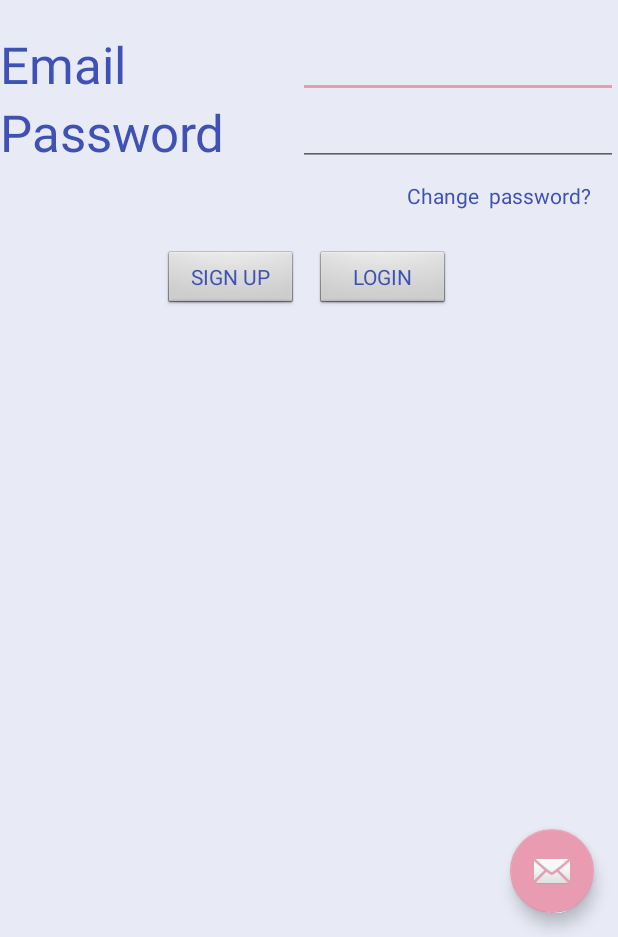
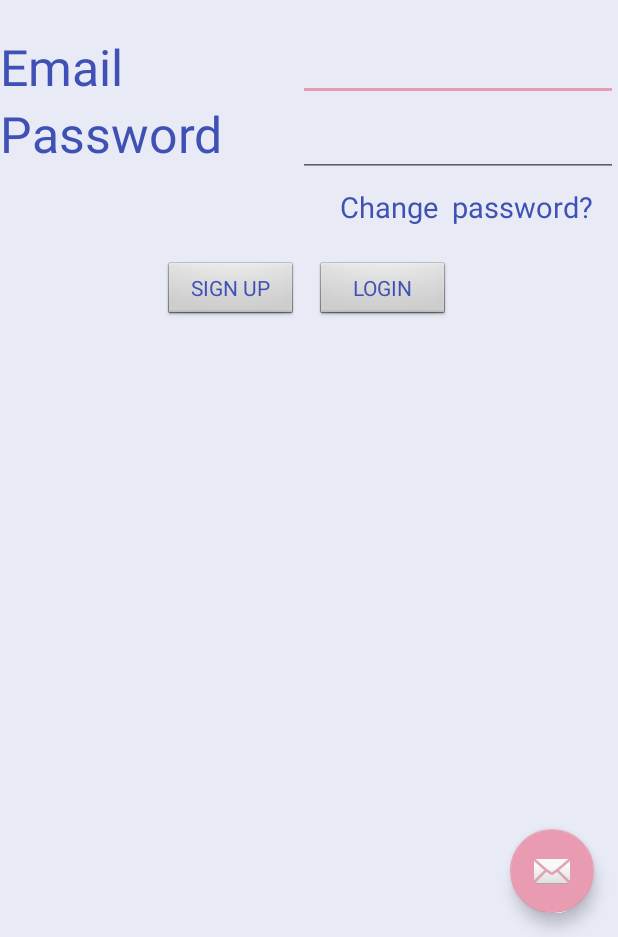
Before and after one commit to Navjot141/NavjotProjects, an Android app: the screen it shows after launch (MainActivity), on a phone screen of 412 x 824 dp, the part 299-1236 px from its top. Run offline under Robolectric (Android 15) with nearby library versions, the phone set to English and light mode, and no system bars.

Commit message:
finalprojectsubmission
finalbmiapp is in learnlogin

```diff
--- a/learnlogin/app/src/main/res/layout/changepassword.xml
+++ b/learnlogin/app/src/main/res/layout/changepassword.xml
@@ -17,6 +17,7 @@
             android:layout_alignParentTop="true"
             android:layout_centerHorizontal="true"
             android:text="Email"
+            android:textSize="30sp"
             android:textColor="#3F51B5"
             android:textAppearance="@style/TextAppearance.AppCompat.Display1" />
 
@@ -40,6 +41,7 @@
             android:layout_below="@+id/cemail"
             android:textColor="#3F51B5"
             android:text="New Password"
+            android:textSize="30sp"
             android:textAppearance="@style/TextAppearance.AppCompat.Display1" />
 
         <EditText
@@ -62,6 +64,7 @@
             android:layout_below="@+id/oldpass1txt"
             android:textColor="#3F51B5"
             android:text="Confirm New Password "
+            android:textSize="30sp"
             android:textAppearance="@style/TextAppearance.AppCompat.Display1" />
 
         <EditText
@@ -84,6 +87,7 @@
             android:layout_centerHorizontal="true"
             android:layout_marginTop="22dp"
             android:onClick="changeclick"
+            android:textSize="25sp"
             android:text="UPDATE" />
 
     </RelativeLayout>
--- a/learnlogin/app/src/main/res/layout/content_main.xml
+++ b/learnlogin/app/src/main/res/layout/content_main.xml
@@ -31,6 +31,7 @@
             android:layout_alignTop="@+id/tfemail"
             android:text="Email"
             android:textColor="#3F51B5"
+            android:textSize="33sp"
             android:textAppearance="@style/TextAppearance.AppCompat.Display1" />
 
         <EditText
@@ -40,7 +41,7 @@
             android:layout_alignLeft="@+id/tfpassword"
             android:layout_alignStart="@+id/tfpassword"
             android:layout_below="@+id/imageView5"
-            android:layout_marginTop="20dp"
+            android:layout_marginTop="22dp"
             android:ems="10"
             android:inputType="textPersonName" />
 
@@ -52,6 +53,7 @@
             android:layout_alignParentStart="true"
             android:layout_below="@+id/textView"
             android:text="Password"
+            android:textSize="33sp"
             android:textColor="#3F51B5"
             android:textAppearance="@style/TextAppearance.AppCompat.Display1" />
 
@@ -59,9 +61,10 @@
             android:id="@+id/tfpassword"
             android:layout_width="wrap_content"
             android:layout_height="wrap_content"
+            android:layout_alignBaseline="@+id/textView2"
+            android:layout_alignBottom="@+id/textView2"
             android:layout_alignParentEnd="true"
             android:layout_alignParentRight="true"
-            android:layout_below="@+id/tfemail"
             android:ems="10"
             android:inputType="textPassword" />
 
@@ -79,6 +82,7 @@
             android:onClick="onButtonClick"
             android:textColor="#3F51B5"
             android:text="LOGIN"
+
             android:textAppearance="@style/TextAppearance.AppCompat" />
 
         <Button
@@ -98,15 +102,18 @@
         <Button
             android:id="@+id/changepwd"
             style="@style/Widget.AppCompat.Button"
-            android:layout_width="160dp"
+            android:layout_width="170dp"
             android:layout_height="40dp"
-            android:layout_alignParentEnd="true"
-            android:layout_alignParentRight="true"
+            android:layout_alignLeft="@+id/Blogin"
+            android:layout_alignStart="@+id/Blogin"
             android:layout_below="@+id/tfpassword"
+            android:layout_marginLeft="16dp"
+            android:layout_marginStart="16dp"
             android:background="@android:color/transparent"
             android:onClick="changepasswordclick"
             android:text="Change  password?"
             android:textAppearance="@style/TextAppearance.AppCompat"
-            android:textColor="#3F51B5" />
+            android:textColor="#3F51B5"
+            android:textSize="19sp" />
     </RelativeLayout>
 </android.support.design.widget.CoordinatorLayout>
--- a/learnlogin/app/src/main/res/layout/display.xml
+++ b/learnlogin/app/src/main/res/layout/display.xml
@@ -41,9 +41,10 @@
             android:id="@+id/gotobmibutton"
             android:layout_width="match_parent"
             android:layout_height="wrap_content"
+            android:layout_alignParentLeft="true"
+            android:layout_alignParentStart="true"
             android:layout_below="@+id/TVemail"
-            android:layout_centerHorizontal="true"
-            android:layout_marginTop="19dp"
+            android:layout_marginTop="24dp"
             android:layout_weight="1"
             android:onClick="GotoClick"
             android:text="Go To BMI" />
```
Also changed, not shown: learnlogin/app/src/main/res/layout/calculate.xml (+7 -3 lines), learnlogin/app/src/main/res/layout/signup.xml (+12 -0 lines).
